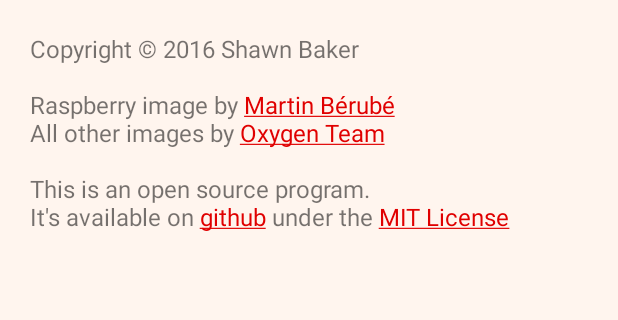
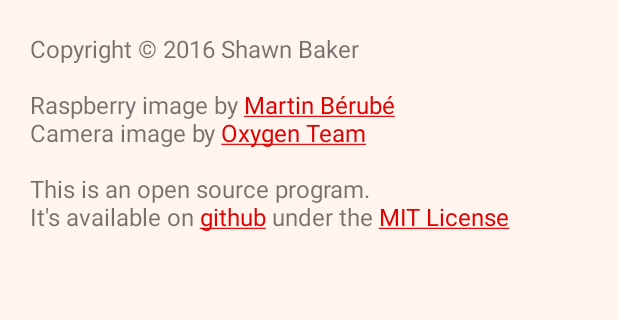
Before and after one commit to ShawnBaker/RPiCameraViewer, an Android app: the AboutActivity screen opened directly, with no data from a screen before it, on a phone screen of 412 x 824 dp, the part 204-524 px from its top. Run offline under Robolectric (Android 15) with nearby library versions, the light colour scheme and no system bars.

Commit message:
Only using one image from Oxygen Team.

```diff
--- a/app/src/main/res/values/strings.xml
+++ b/app/src/main/res/values/strings.xml
@@ -57,7 +57,7 @@
     <string name="license">
         Copyright \u00a9 2016 Shawn Baker\n\n
         Raspberry image by <a href="http://www.how-to-draw-funny-cartoons.com">Martin Bérubé</a>\n
-        All other images by <a href="http://www.oxygen-icons.org">Oxygen Team</a>\n\n
+        Camera image by <a href="http://www.oxygen-icons.org">Oxygen Team</a>\n\n
         This is an open source program.\n
         It\'s available on <a href="https://github.com/ShawnBaker/RPiCameraViewer">github</a>
         under the <a href="https://opensource.org/licenses/MIT">MIT License</a>
```
